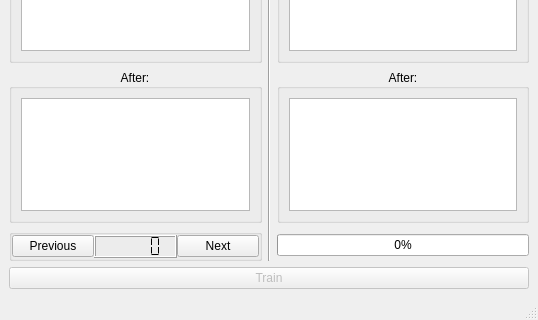
Qt form views_qt/mainwindow.ui (rafalopilowski1/neuralNetworkPlayLife) before a commit; both pictures show x 0 to 538 and y 140 to 460 of the 538 by 460 pixel window.
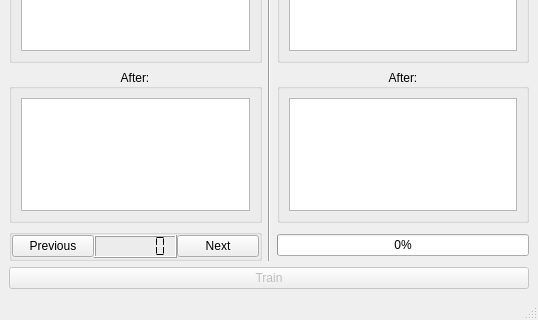
The same form after that commit. Icons and pictures are not drawn.

The edit to the form file:
```diff
--- a/views_qt/mainwindow.ui
+++ b/views_qt/mainwindow.ui
@@ -266,9 +266,15 @@
          </item>
          <item>
           <widget class="QLCDNumber" name="genLcdNumber">
+           <property name="digitCount">
+            <number>6</number>
+           </property>
            <property name="segmentStyle">
             <enum>QLCDNumber::Flat</enum>
            </property>
+           <property name="intValue" stdset="0">
+            <number>0</number>
+           </property>
           </widget>
          </item>
          <item>
```
Left out of the diff: 1 changed line with no effect on the pictures.
